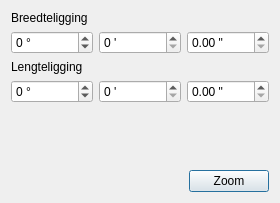
DOV-Vlaanderen/erosiebezwaren, file ui_gpszoomdialog.ui: the form before one commit.
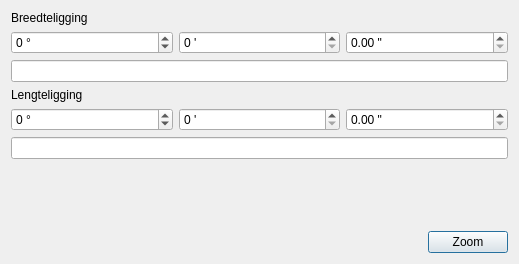
The form after the commit.

Commit message: Zoom naar GPS ook in decimale graden.

The edit to the form file:
```diff
--- a/ui_gpszoomdialog.ui
+++ b/ui_gpszoomdialog.ui
@@ -6,8 +6,8 @@
    <rect>
     <x>0</x>
     <y>0</y>
-    <width>280</width>
-    <height>203</height>
+    <width>519</width>
+    <height>264</height>
    </rect>
   </property>
   <property name="windowTitle">
@@ -66,6 +66,13 @@
        </item>
       </layout>
      </item>
+     <item>
+      <widget class="QLineEdit" name="led_latDecDeg">
+       <property name="text">
+        <string/>
+       </property>
+      </widget>
+     </item>
      <item>
       <widget class="QLabel" name="label_2">
        <property name="text">
@@ -81,10 +88,10 @@
           <string> °</string>
          </property>
          <property name="minimum">
-          <number>-90</number>
+          <number>-180</number>
          </property>
          <property name="maximum">
-          <number>90</number>
+          <number>180</number>
          </property>
         </widget>
        </item>
@@ -113,6 +120,9 @@
        </item>
       </layout>
      </item>
+     <item>
+      <widget class="QLineEdit" name="led_lonDecDeg"/>
+     </item>
     </layout>
    </item>
    <item>
```
The commit also changes 1 other file.
